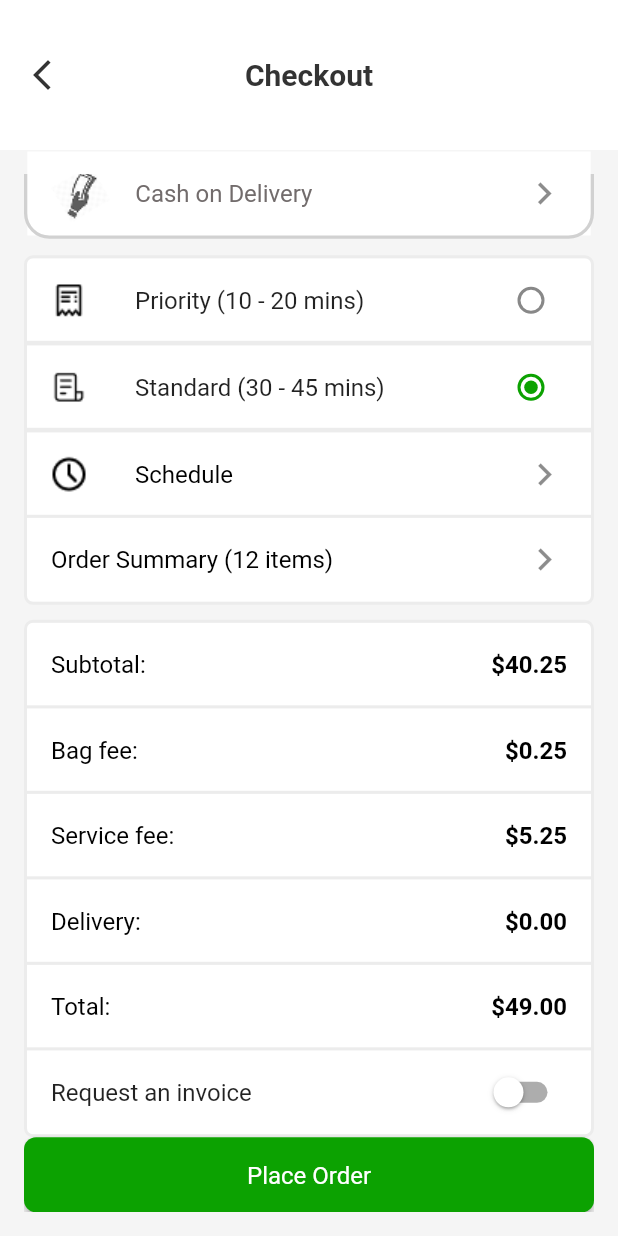
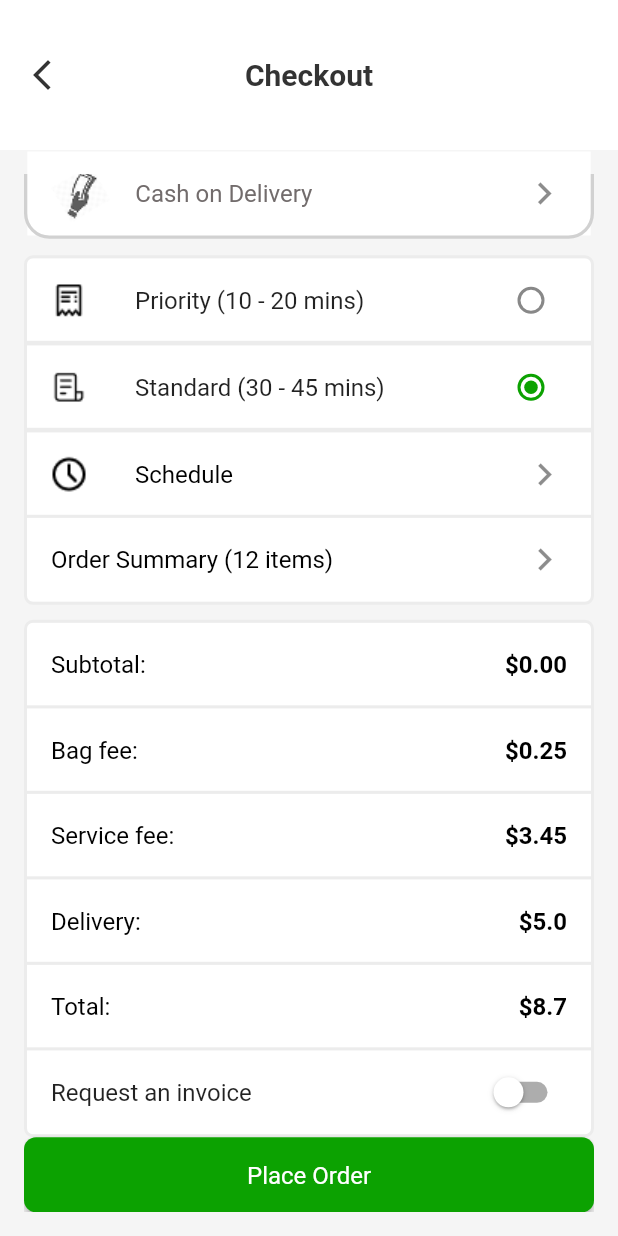
Before and after one commit to Phly101/grabber_app, a Flutter app: the CheckoutScreen screen opened by its route, scrolled down 275 dp, on a phone screen of 412 x 824 dp. Run offline on Flutter 3.47's test engine with Material 3 defaults, Android fonts, the phone set to English and light mode, and no system bars; our stand-ins replace animated_splash_screen, badges, bloc, cached_network_image, carousel_slider, cloud_firestore and 13 more; missing offline and left inert: bottom_navbar_with_indicator; accounts and stored records are empty.

Commit message:
replaced the fixed checkout fields with dynamic ones fixed a bug in calculating the total in the invoice

```diff
--- a/lib/Blocs/CartBloc/cart_state.dart
+++ b/lib/Blocs/CartBloc/cart_state.dart
@@ -12,5 +12,6 @@ class CartState extends Equatable {
   @override
   List<Object> get props => [items];
 
+  num get totalPrice => items.fold(0, (sum, item) => sum + (item.price*item.quantity));
 
 }
--- a/lib/UI/checkout/Model/InvoiceModel/invoice_data.dart
+++ b/lib/UI/checkout/Model/InvoiceModel/invoice_data.dart
@@ -29,14 +29,14 @@ class InvoiceItem {
   final DateTime date;
   final int quantity;
 
-  final double vat;
+
   final double unitPrice;
 
   const InvoiceItem({
     required this.description,
     required this.date,
     required this.quantity,
-    required this.vat,
+
     required this.unitPrice,
   });
 }
--- a/lib/UI/checkout/widgets/checkout_body.dart
+++ b/lib/UI/checkout/widgets/checkout_body.dart
@@ -1,8 +1,9 @@
 import "package:flutter/material.dart";
 import "package:flutter_bloc/flutter_bloc.dart";
+import "package:grabber_app/Blocs/CartBloc/cart_bloc.dart";
 import "package:grabber_app/UI/checkout/Model/InvoiceModel/customer_model.dart";
 import "package:grabber_app/UI/checkout/Model/InvoiceModel/invoice_data.dart";
-import "package:grabber_app/UI/checkout/Model/InvoiceModel/supplier_model.dart" ;
+import "package:grabber_app/UI/checkout/Model/InvoiceModel/supplier_model.dart";
 
 // import "package:grabber_app/UI/checkout/ViewModel/invoice_bloc.dart";
 // import "package:grabber_app/UI/checkout/ViewModel/invoice_event.dart";
@@ -26,6 +27,12 @@ class BuildCheckOutBody extends StatefulWidget {
 class _BuildCheckOutBodyState extends State<BuildCheckOutBody> {
   String? deliveryType = "Standard";
   bool invoice = false;
+  final num bagFee = 0.25;
+
+  final num serviceFee = 3.45;
+
+  final num delivery = 5.00;
+  final num vat = 0.01;
 
   @override
   Widget build(BuildContext context) {
@@ -36,7 +43,7 @@ class _BuildCheckOutBodyState extends State<BuildCheckOutBody> {
         child: Column(
           crossAxisAlignment: CrossAxisAlignment.start,
           children: [
-            DeliveryAndPayment(),
+            const DeliveryAndPayment(),
             Container(
               decoration: BoxDecoration(
                 border: Border.all(
@@ -117,7 +124,11 @@ class _BuildCheckOutBodyState extends State<BuildCheckOutBody> {
               height: 10,
             ),
 
-            Container(
+            BlocBuilder<CartBloc, CartState>(
+              builder: (context, state) {
+                final num total = state.totalPrice;
+                final num finalTotal = total + bagFee + delivery + serviceFee;
+                return Container(
                   decoration: BoxDecoration(
                     border: Border.all(
                       color: const Color(0xFFECECEC),
@@ -129,7 +140,7 @@ class _BuildCheckOutBodyState extends State<BuildCheckOutBody> {
                     children: [
                       KeyValueTile.text(
                         label: AppLocalizations.of(context)!.subtotal,
-                    value: "\$40.25",
+                        value: "\$${total.toStringAsFixed(2)}",
                         color: theme.colorScheme.onPrimary,
                       ),
                       const Divider(
@@ -139,7 +150,7 @@ class _BuildCheckOutBodyState extends State<BuildCheckOutBody> {
                       ),
                       KeyValueTile.text(
                         label: AppLocalizations.of(context)!.bagFee,
-                    value: "\$0.25",
+                        value: "\$${bagFee.toString()}",
                         color: theme.colorScheme.onPrimary,
                       ),
                       const Divider(
@@ -149,7 +160,7 @@ class _BuildCheckOutBodyState extends State<BuildCheckOutBody> {
                       ),
                       KeyValueTile.text(
                         label: AppLocalizations.of(context)!.serviceFee,
-                    value: "\$5.25",
+                        value: "\$${serviceFee.toString()}",
                         color: theme.colorScheme.onPrimary,
                       ),
                       const Divider(
@@ -159,7 +170,7 @@ class _BuildCheckOutBodyState extends State<BuildCheckOutBody> {
                       ),
                       KeyValueTile.text(
                         label: AppLocalizations.of(context)!.delivery,
-                    value: "\$0.00",
+                        value: "\$${delivery.toString()}",
                         color: theme.colorScheme.onPrimary,
                       ),
                       const Divider(
@@ -169,7 +180,7 @@ class _BuildCheckOutBodyState extends State<BuildCheckOutBody> {
                       ),
                       KeyValueTile.text(
                         label: AppLocalizations.of(context)!.total,
-                    value: "\$49.00",
+                        value: "\$$finalTotal",
                         color: theme.colorScheme.onPrimary,
                       ),
                       const Divider(
@@ -209,36 +220,36 @@ class _BuildCheckOutBodyState extends State<BuildCheckOutBody> {
                                   description: "Service fee",
                                   date: DateTime.now(),
                                   quantity: 1,
-                              vat: 0,
-                              unitPrice: 5.25,
+
+                                  unitPrice: serviceFee as double,
                                 ),
                                 InvoiceItem(
                                   description: "Bag fee",
                                   date: DateTime.now(),
                                   quantity: 1,
-                              vat: 0,
-                              unitPrice: 0.25,
+
+                                  unitPrice: bagFee as double,
                                 ),
                                 InvoiceItem(
                                   description: "Delivery",
                                   date: DateTime.now(),
                                   quantity: 1,
-                              vat: 0,
-                              unitPrice: 0.00,
+
+                                  unitPrice: delivery as double,
                                 ),
                                 InvoiceItem(
                                   description: "Sub total",
                                   date: DateTime.now(),
                                   quantity: 1,
-                              vat: 0,
-                              unitPrice: 40.25,
+
+                                  unitPrice: total as double,
                                 ),
                                 InvoiceItem(
                                   description: "Total",
                                   date: DateTime.now(),
                                   quantity: 1,
-                              vat: 0.12,
-                              unitPrice: 49.00,
+
+                                  unitPrice: finalTotal as double,
                                 ),
                               ],
                             );
@@ -251,8 +262,9 @@ class _BuildCheckOutBodyState extends State<BuildCheckOutBody> {
                       ),
                     ],
                   ),
+                );
+              },
             ),
-
 
             SizedBox(
               width: double.infinity,
```
Also changed, not shown: lib/UI/checkout/Model/InvoiceAPI/pdf_invocie_api.dart (+17 -21 lines). Lines whose indentation alone changed are shown as unchanged.
